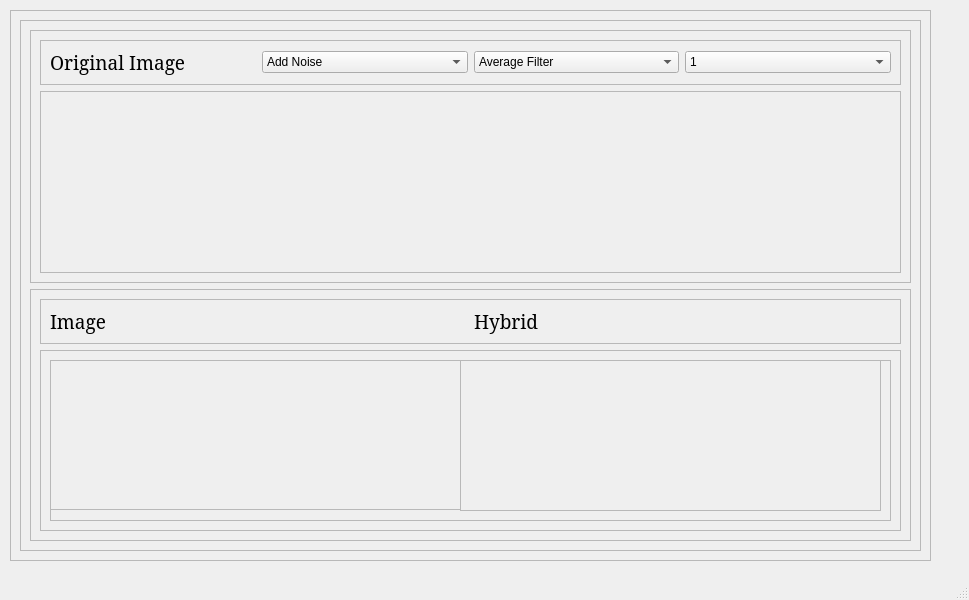
Ibrahimelsayed60/Computer_vision_task_1, file task1.ui: the form before one commit.
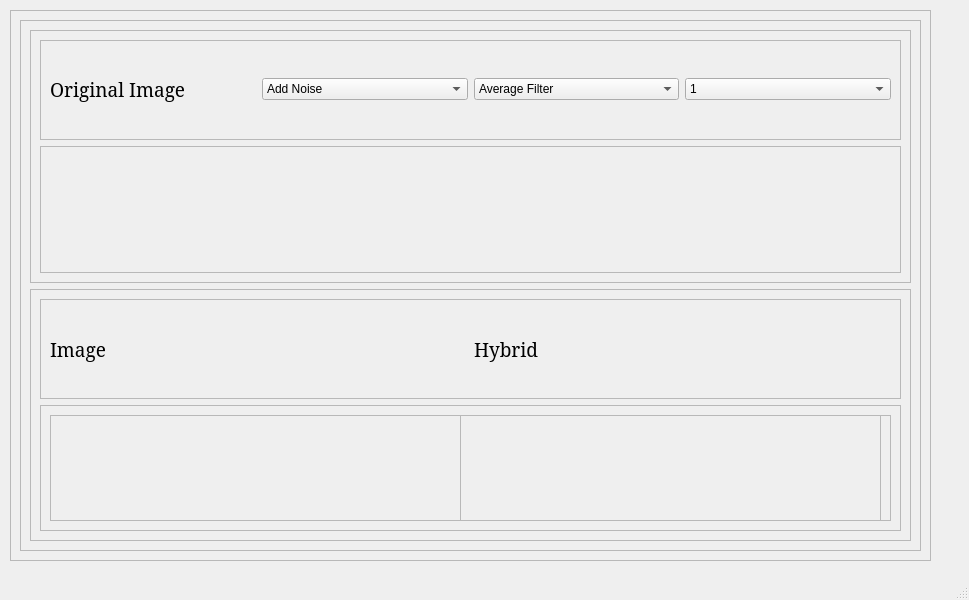
The form after the commit.

Diff of the .ui file:
```diff
--- a/task1.ui
+++ b/task1.ui
@@ -61,7 +61,7 @@
                   <property name="maximumSize">
                    <size>
                     <width>16777215</width>
-                    <height>45</height>
+                    <height>100</height>
                    </size>
                   </property>
                   <property name="frameShape">
@@ -224,7 +224,7 @@
                   <property name="maximumSize">
                    <size>
                     <width>16777215</width>
-                    <height>45</height>
+                    <height>100</height>
                    </size>
                   </property>
                   <property name="frameShape">
```
